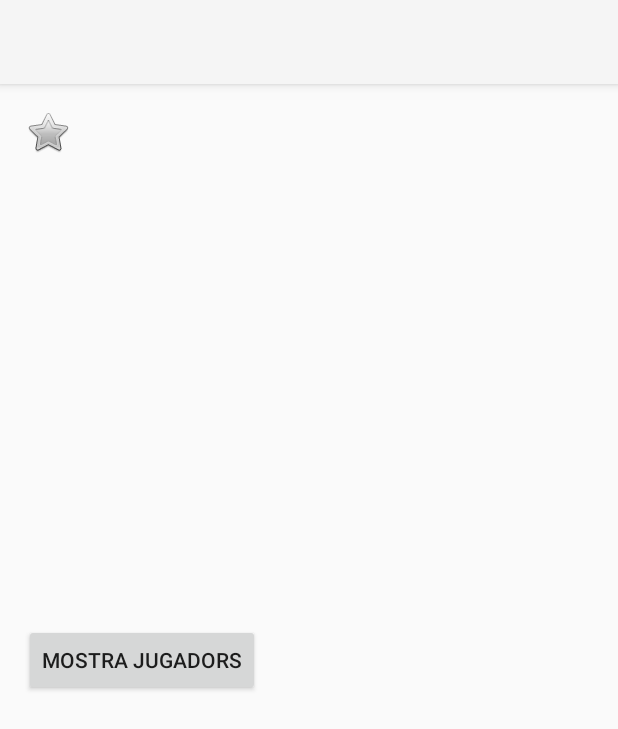
After one commit to xerpi/IDI-Campionatdelliga, an Android app: the MostraEquip screen opened directly, with no data from a screen before it, on a phone screen of 412 x 824 dp. The commit adds this screen. Shown: the top 729 px of the screen. Run offline under Robolectric (Android 15) with nearby library versions, the phone set to English and light mode, and no system bars.

Commit message:
Added more classes...

```diff
--- a/app/src/main/java/edu/upc/fib/idi/sergigranell/campionatdelliga/MainActivity.java
+++ b/app/src/main/java/edu/upc/fib/idi/sergigranell/campionatdelliga/MainActivity.java
@@ -84,8 +84,8 @@ public class MainActivity extends Activity {
 				mostraEquipsIntent.putStringArrayListExtra("Equips",
 					(ArrayList<String>)nomsEquips);
 
-				//startActivity(mostraEquipsIntent);
-				startActivityForResult(mostraEquipsIntent, 1);
+				startActivity(mostraEquipsIntent);
+				//startActivityForResult(mostraEquipsIntent, 1);
 			}
 		});
 	}
--- /dev/null
+++ b/app/src/main/java/edu/upc/fib/idi/sergigranell/campionatdelliga/MostraEquip.java
@@ -0,0 +1,80 @@
+package edu.upc.fib.idi.sergigranell.campionatdelliga;
+
+import android.content.Intent;
+import android.os.Bundle;
+import android.app.Activity;
+import android.util.Log;
+import android.view.View;
+import android.widget.Button;
+import android.widget.ImageView;
+
+import java.util.ArrayList;
+import java.util.List;
+
+public class MostraEquip extends Activity {
+
+	private Button mostraJugadorsButton;
+	private ImageView escutEquipImageView;
+	private String nomEquip;
+
+	@Override
+	protected void onCreate(Bundle savedInstanceState)
+	{
+		super.onCreate(savedInstanceState);
+		setContentView(R.layout.activity_mostra_equip);
+
+		Bundle extras = getIntent().getExtras();
+		if (extras != null) {
+			nomEquip = (String)extras.getString("Equip");
+		}
+
+		this.setTitle(nomEquip);
+
+		mostraJugadorsButton = (Button)findViewById(R.id.button_mostra_jugadors);
+		escutEquipImageView = (ImageView)findViewById(R.id.imageview_escut_equip);
+
+		escutEquipImageView.setImageResource(android.R.drawable.btn_star_big_off);
+		escutEquipImageView.setOnClickListener(new View.OnClickListener() {
+			@Override
+			public void onClick(View v)
+			{
+				Intent imagePickerIntent = new Intent(MostraEquip.this,
+					ImagePickerActivity.class);
+
+				ImagePickerActivity imagePicker = new ImagePickerActivity();
+				startActivity(imagePickerIntent);
+
+				Log.i("info", "picked: " + imagePicker.getSelectedImagePath());
+			}
+		});
+
+		mostraJugadorsButton.setOnClickListener(new View.OnClickListener() {
+			@Override
+			public void onClick(View v)
+			{
+				DBManager dbmgr = new DBManager(MostraEquip.this);
+
+				Equip equip = dbmgr.queryEquip(nomEquip);
+				if (equip == null)
+					return;
+
+				Intent mostraJugadorsEquipIntent = new Intent(MostraEquip.this,
+					MostraJugadorsEquip.class);
+
+				List<Jugador> llistaJugadorsEquip = equip.getJugadors();
+				List<String> nomsJugadorsEquip = new ArrayList<String>();
+
+				for (Jugador j: llistaJugadorsEquip) {
+					nomsJugadorsEquip.add(j.getNom());
+				}
+
+				mostraJugadorsEquipIntent.putExtra("Equip", equip.getNom());
+				mostraJugadorsEquipIntent.putStringArrayListExtra("JugadorsEquip",
+					(ArrayList<String>)nomsJugadorsEquip);
+
+				startActivity(mostraJugadorsEquipIntent);
+			}
+		});
+	}
+
+}
--- a/app/src/main/java/edu/upc/fib/idi/sergigranell/campionatdelliga/MostraJugadorsEquip.java
+++ b/app/src/main/java/edu/upc/fib/idi/sergigranell/campionatdelliga/MostraJugadorsEquip.java
@@ -18,6 +18,8 @@ public class MostraJugadorsEquip extends Activity {
 
 	private ListView jugadorsEquipListView;
 	private ArrayAdapter<Jugador> arrayAdapter;
+
+	private String nomEquip;
 	private List<Jugador> jugadors;
 
 	@Override
@@ -36,7 +38,11 @@ public class MostraJugadorsEquip extends Activity {
 			for (String nom: nomJugadors) {
 				jugadors.add(db.queryJugador(nom));
 			}
+
+			nomEquip = extras.getString("Equip");
 		}
+
+		this.setTitle("Jugadors de " + nomEquip);
 
 		arrayAdapter = new ArrayAdapter(this, android.R.layout.simple_list_item_2, android.R.id.text1, jugadors) {
 			@Override
--- /dev/null
+++ b/app/src/main/res/layout/activity_mostra_equip.xml
@@ -0,0 +1,27 @@
+<?xml version="1.0" encoding="utf-8"?>
+<RelativeLayout
+    xmlns:android="http://schemas.android.com/apk/res/android"
+    xmlns:tools="http://schemas.android.com/tools"
+    android:layout_width="match_parent"
+    android:layout_height="match_parent"
+    android:paddingBottom="@dimen/activity_vertical_margin"
+    android:paddingLeft="@dimen/activity_horizontal_margin"
+    android:paddingRight="@dimen/activity_horizontal_margin"
+    android:paddingTop="@dimen/activity_vertical_margin"
+    tools:context="edu.upc.fib.idi.sergigranell.campionatdelliga.MostraEquip">
+
+    <ImageView
+        android:layout_width="wrap_content"
+        android:layout_height="wrap_content"
+        android:id="@+id/imageview_escut_equip"
+        android:layout_alignParentTop="true"
+        android:layout_alignParentStart="true"/>
+
+    <Button
+        android:layout_width="wrap_content"
+        android:layout_height="wrap_content"
+        android:text="Mostra jugadors"
+        android:id="@+id/button_mostra_jugadors"
+        android:layout_centerVertical="true"
+        android:layout_alignParentStart="true"/>
+</RelativeLayout>
--- a/app/src/main/res/values/strings.xml
+++ b/app/src/main/res/values/strings.xml
@@ -5,4 +5,5 @@
     <string name="action_settings">Settings</string>
     <string name="title_activity_mostra_equips">MostraEquips</string>
     <string name="title_activity_mostra_jugadors_equip">MostraJugadorsEquip</string>
+    <string name="title_activity_mostra_equip">MostraEquip</string>
 </resources>
```
Also changed, not shown: app/src/main/AndroidManifest.xml (+15 -8 lines), app/src/main/java/edu/upc/fib/idi/sergigranell/campionatdelliga/Equip.java (+15 -0 lines), app/src/main/java/edu/upc/fib/idi/sergigranell/campionatdelliga/Escut.java (added, +53 -0 lines), app/src/main/java/edu/upc/fib/idi/sergigranell/campionatdelliga/ImagePickerActivity.java (added, +62 -0 lines), app/src/main/java/edu/upc/fib/idi/sergigranell/campionatdelliga/MostraEquips.java (+6 -5 lines), app/src/main/java/edu/upc/fib/idi/sergigranell/campionatdelliga/Partit.java (added, +60 -0 lines), app/src/main/java/edu/upc/fib/idi/sergigranell/campionatdelliga/Utils.java (added, +12 -0 lines), 2 other files.
